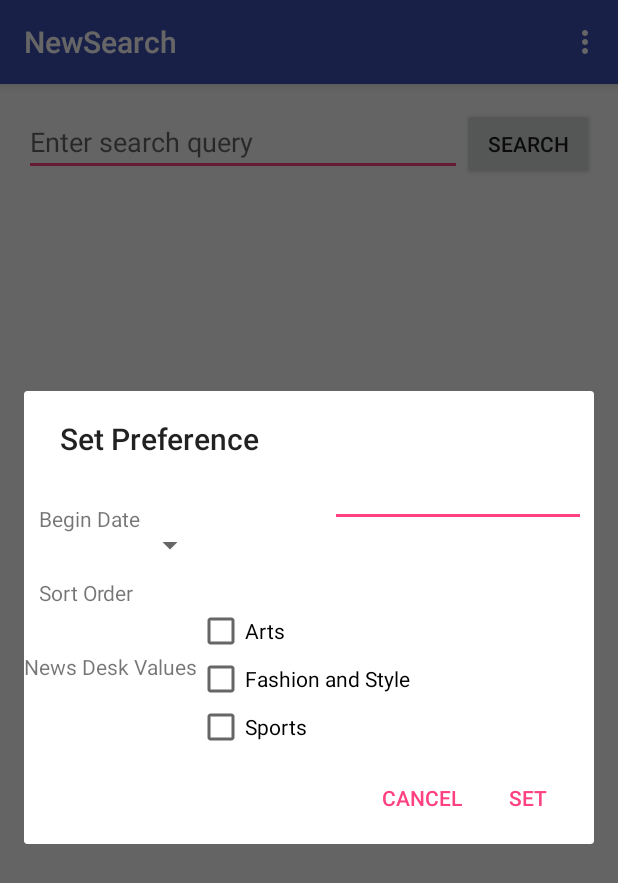
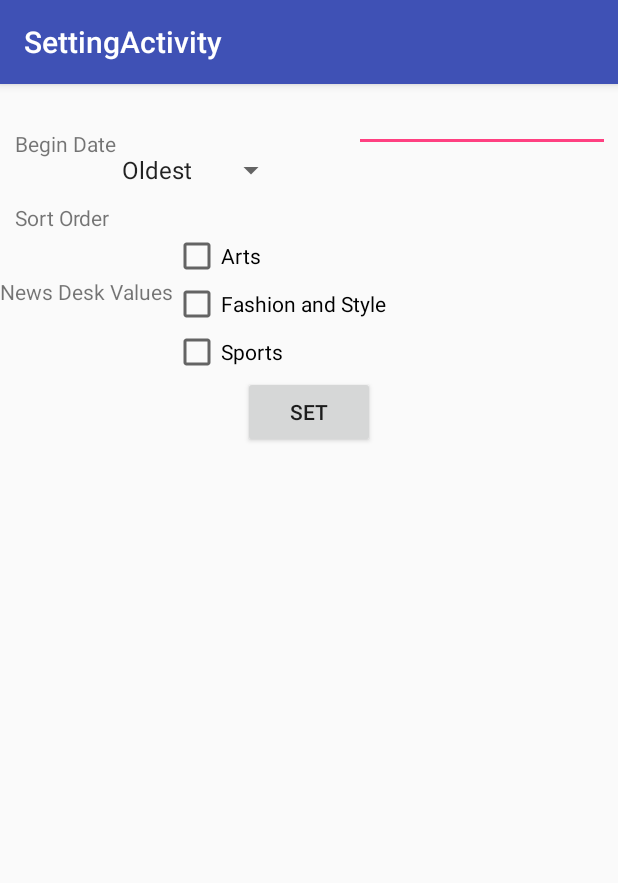
Before and after one commit to vimalathithanr/NewsSearch, an Android app: the screen it shows after launch (SearchActivity before the commit, SettingActivity after it), in the options menu, after a tap on "Settings", on a phone screen of 412 x 824 dp. Shown: the top 883 px of the screen. Run offline under Robolectric (Android 15) with nearby library versions, the phone set to English and light mode, and no system bars; our stand-ins replace ButterKnife, Picasso; libraries missing offline, so code that uses them is left out: com.loopj.android, cz.msebera.android; pictures from the network do not load; 9 statements that could not run were skipped.

Commit message:
Added setting preference

```diff
--- a/app/src/main/AndroidManifest.xml
+++ b/app/src/main/AndroidManifest.xml
@@ -16,14 +16,18 @@
             android:theme="@style/AppTheme.NoActionBar">
             <intent-filter>
                 <action android:name="android.intent.action.MAIN" />
-
                 <category android:name="android.intent.category.LAUNCHER" />
             </intent-filter>
         </activity>
+
         <activity
             android:name=".activities.ArticleActivity"
             android:label="@string/title_activity_article"
             android:theme="@style/AppTheme.NoActionBar"></activity>
+
+        <activity
+            android:name=".activities.SettingActivity"
+            android:label="@string/title_activity_setting"></activity>
     </application>
 
 </manifest>
--- a/app/src/main/java/com/example/vraja03/newsearch/activities/SearchActivity.java
+++ b/app/src/main/java/com/example/vraja03/newsearch/activities/SearchActivity.java
@@ -1,6 +1,7 @@
 package com.example.vraja03.newsearch.activities;
 
 import android.app.AlertDialog;
+import android.app.DatePickerDialog;
 import android.content.Context;
 import android.content.DialogInterface;
 import android.content.Intent;
@@ -8,12 +9,14 @@ import android.os.Bundle;
 import android.support.v4.app.FragmentManager;
 import android.support.v7.app.AppCompatActivity;
 import android.support.v7.widget.Toolbar;
+import android.util.Log;
 import android.view.LayoutInflater;
 import android.view.View;
 import android.view.Menu;
 import android.view.MenuItem;
 import android.widget.AdapterView;
 import android.widget.Button;
+import android.widget.DatePicker;
 import android.widget.EditText;
 import android.widget.GridView;
 import android.widget.RadioButton;
@@ -21,6 +24,7 @@ import android.widget.RadioButton;
 import com.example.vraja03.newsearch.Article;
 import com.example.vraja03.newsearch.ArticleArrayAdapter;
 import com.example.vraja03.newsearch.R;
+import com.example.vraja03.newsearch.model.Preference;
 import com.loopj.android.http.AsyncHttpClient;
 import com.loopj.android.http.JsonHttpResponseHandler;
 import com.loopj.android.http.RequestParams;
@@ -29,7 +33,12 @@ import org.json.JSONArray;
 import org.json.JSONException;
 import org.json.JSONObject;
 
+import java.text.SimpleDateFormat;
 import java.util.ArrayList;
+import java.util.Arrays;
+import java.util.Calendar;
+import java.util.List;
+import java.util.Locale;
 
 import butterknife.Bind;
 import cz.msebera.android.httpclient.Header;
@@ -42,6 +51,10 @@ public class SearchActivity extends AppCompatActivity {
     ArrayList<Article> articles;
     ArticleArrayAdapter adapter;
     private View formElementsView;
+    private EditText etDatepicker;
+    Calendar myCalendar;
+    DatePickerDialog.OnDateSetListener date;
+
 
     @Override
     protected void onCreate(Bundle savedInstanceState) {
@@ -52,7 +65,7 @@ public class SearchActivity extends AppCompatActivity {
         setupViews();
     }
 
-    public void setupViews(){
+    public void setupViews() {
         etQuery = (EditText) findViewById(R.id.etQuery);
         gvResults = (GridView) findViewById(R.id.gvResults);
         btnSearch = (Button) findViewById(R.id.btnSearch);
@@ -60,7 +73,7 @@ public class SearchActivity extends AppCompatActivity {
         adapter = new ArticleArrayAdapter(this, articles);
         gvResults.setAdapter(adapter);
 
-        gvResults.setOnItemClickListener(new AdapterView.OnItemClickListener(){
+        gvResults.setOnItemClickListener(new AdapterView.OnItemClickListener() {
             @Override
             public void onItemClick(AdapterView<?> parent, View view, int position, long id) {
                 Intent in = new Intent(getApplicationContext(), ArticleActivity.class);
@@ -87,10 +100,42 @@ public class SearchActivity extends AppCompatActivity {
 
         //noinspection SimplifiableIfStatement
         if (id == R.id.action_settings) {
-            LayoutInflater inflater = (LayoutInflater) getSystemService(Context.LAYOUT_INFLATER_SERVICE);
-            formElementsView = inflater.inflate(R.layout.dialog_fragment,
+
+            /*LayoutInflater inflater = (LayoutInflater) getSystemService(Context.LAYOUT_INFLATER_SERVICE);
+            formElementsView = inflater.inflate(R.layout.setting_activity,
                     null, false);
 
+            etDatepicker = (EditText) findViewById(R.id.etDatepicker);
+            myCalendar = Calendar.getInstance();
+
+            date = new DatePickerDialog.OnDateSetListener() {
+
+                @Override
+                public void onDateSet(DatePicker view, int year, int monthOfYear,
+                                      int dayOfMonth) {
+                    // TODO Auto-generated method stub
+                    myCalendar.set(Calendar.YEAR, year);
+                    myCalendar.set(Calendar.MONTH, monthOfYear);
+                    myCalendar.set(Calendar.DAY_OF_MONTH, dayOfMonth);
+                    String myFormat = "MM/dd/yy"; //In which you need put here
+                    SimpleDateFormat sdf = new SimpleDateFormat(myFormat, Locale.US);
+                    etDatepicker.setText(sdf.format(myCalendar.getTime()));
+                }
+
+            };
+
+            etDatepicker = (EditText) findViewById(R.id.etDatepicker);
+
+            etDatepicker.setOnClickListener(new View.OnClickListener() {
+                @Override
+                public void onClick(View v) {
+                    new DatePickerDialog(SearchActivity.this, date, myCalendar
+                            .get(Calendar.YEAR), myCalendar.get(Calendar.MONTH),
+                            myCalendar.get(Calendar.DAY_OF_MONTH)).show();
+                }
+            });
+
+            //AlertDialog.Builder alertDialogBuilder = new AlertDialog.Builder(SearchActivity.this);
 
             new AlertDialog.Builder(SearchActivity.this).setView(formElementsView)
                     .setTitle("Set Preference")
@@ -100,19 +145,47 @@ public class SearchActivity extends AppCompatActivity {
                         }
 
                     }).setNegativeButton("Cancel", null).show();
+        }*/
+
+            //return super.onOptionsItemSelected(item);
+            Intent in = new Intent(this, SettingActivity.class);
+            startActivity(in);
+            return super.onOptionsItemSelected(item);
         }
-
-        return super.onOptionsItemSelected(item);
+        return true;
     }
 
     public void onArticleSearch(View view) {
         String query = etQuery.getText().toString();
         AsyncHttpClient client = new AsyncHttpClient();
+
+        Intent intent = getIntent();
+
         String url = "http://api.nytimes.com/svc/search/v2/articlesearch.json";
         RequestParams params = new RequestParams();
         params.put("api-key", "5c80b636d25bb07696584d982687673a:5:74377365");
         params.put("page", 0);
         params.put("q", query);
+        params.put("begin_date", intent.getStringExtra("date"));
+        params.put("sort", intent.getStringExtra("order"));
+
+        String[] desk = intent.getStringArrayExtra("desk");
+
+        List<String> list = new ArrayList<String>();
+        for(String s : desk) {
+            if(s != null && s.length() > 0) {
+                list.add(s);
+            }
+        }
+        desk = list.toArray(new String[list.size()]);
+
+        if (desk.length > 0) {
+            String deskFormat = Arrays.toString(desk);
+            String deskFormatPre = deskFormat.replace("[", "(\"");
+            String deskFormatpost = deskFormatPre.replace("]", "\")");
+            String deskFormatfinal = deskFormatpost.replace(",", "\",\"");
+            params.put("fq", deskFormatfinal);
+        }
 
         client.get(url, params, new JsonHttpResponseHandler() {
             @Override
@@ -122,7 +195,7 @@ public class SearchActivity extends AppCompatActivity {
                     articleJsonResults = response.getJSONObject("response").getJSONArray("docs");
                     articles.addAll(Article.fromJsonArray(articleJsonResults));
                     adapter.notifyDataSetChanged();
-                } catch (JSONException e){
+                } catch (JSONException e) {
                     e.printStackTrace();
                 }
             }
--- /dev/null
+++ b/app/src/main/java/com/example/vraja03/newsearch/activities/SettingActivity.java
@@ -0,0 +1,118 @@
+package com.example.vraja03.newsearch.activities;
+
+import android.app.DatePickerDialog;
+import android.content.Intent;
+import android.os.Bundle;
+import android.support.v7.app.AppCompatActivity;
+import android.view.View;
+import android.widget.ArrayAdapter;
+import android.widget.Button;
+import android.widget.CheckBox;
+import android.widget.DatePicker;
+import android.widget.EditText;
+import android.widget.Spinner;
+import android.view.View.OnClickListener;
+
+import com.example.vraja03.newsearch.R;
+import com.example.vraja03.newsearch.model.Preference;
+
+import java.text.SimpleDateFormat;
+import java.util.Calendar;
+import java.util.Locale;
+
+/**
+ * Created by VRAJA03 on 2/12/2016.
+ */
+public class SettingActivity extends AppCompatActivity {
+
+    EditText etDatepicker;
+    Calendar myCalendar;
+    DatePickerDialog.OnDateSetListener date;
+    private String[] arraySpinner;
+    Spinner spinner;
+    private String myFormat = "MM/dd/yy";
+    Preference preference;
+    String[] newsDesk = new String[3];
+    CheckBox chkArts;
+    CheckBox chkFashion;
+    CheckBox chkSports;
+    Button btnSet;
+
+    @Override
+    protected void onCreate(Bundle savedInstanceState) {
+        super.onCreate(savedInstanceState);
+        setContentView(R.layout.setting_activity);
+        setPreference();
+        addSpinner();
+        chkArts = (CheckBox) findViewById(R.id.chkArts);
+        chkFashion = (CheckBox) findViewById(R.id.chkFashion);
+        chkSports = (CheckBox) findViewById(R.id.chkSports);
+        etDatepicker = (EditText) findViewById(R.id.etDatepicker);
+        spinner = (Spinner) findViewById(R.id.spinner);
+
+        btnSet = (Button) findViewById(R.id.btnSet);
+    }
+
+    public void setPreference() {
+        etDatepicker = (EditText) findViewById(R.id.etDatepicker);
+        myCalendar = Calendar.getInstance();
+
+        date = new DatePickerDialog.OnDateSetListener() {
+
+            @Override
+            public void onDateSet(DatePicker view, int year, int monthOfYear,
+                                  int dayOfMonth) {
+                myCalendar.set(Calendar.YEAR, year);
+                myCalendar.set(Calendar.MONTH, monthOfYear);
+                myCalendar.set(Calendar.DAY_OF_MONTH, dayOfMonth);
+                SimpleDateFormat sdf = new SimpleDateFormat("yyyyMMdd");
+
+                etDatepicker.setText(sdf.format(myCalendar.getTime()));
+            }
+
+        };
+
+        etDatepicker = (EditText) findViewById(R.id.etDatepicker);
+
+        etDatepicker.setOnClickListener(new View.OnClickListener() {
+            @Override
+            public void onClick(View v) {
+                new DatePickerDialog(SettingActivity.this, date, myCalendar
+                        .get(Calendar.YEAR), myCalendar.get(Calendar.MONTH),
+                        myCalendar.get(Calendar.DAY_OF_MONTH)).show();
+            }
+        });
+    }
+
+    public void addSpinner() {
+        this.arraySpinner = new String[]{
+                "Oldest", "Newest"
+        };
+        spinner = (Spinner) findViewById(R.id.spinner);
+        ArrayAdapter<String> adapter = new ArrayAdapter<String>(this,
+                android.R.layout.simple_spinner_item, arraySpinner);
+        spinner.setAdapter(adapter);
+    }
+
+
+    public void onPreferenceset(View view) {
+
+        int i=0;
+
+        if(chkArts.isChecked()){
+            newsDesk[i++] = "Arts";
+        }
+        if(chkFashion.isChecked())
+            newsDesk[i++] = "Fashion and Style";
+
+        if(chkSports.isChecked())
+            newsDesk[i++] = "Sports";
+
+
+        Intent in = new Intent(this, SearchActivity.class);
+        in.putExtra("date", etDatepicker.getText().toString());
+        in.putExtra("order", spinner.getSelectedItem().toString());
+        in.putExtra("desk", newsDesk);
+        startActivity(in);
+    }
+}
--- a/app/src/main/res/layout/dialog_fragment.xml
+++ b/app/src/main/res/layout/setting_activity.xml
@@ -77,4 +77,13 @@
         android:layout_toRightOf="@id/tvNewdeskValues"
         android:text="@string/sports" />
 
+    <Button
+        android:layout_width="wrap_content"
+        android:layout_height="wrap_content"
+        android:text="Set"
+        android:id="@+id/btnSet"
+        android:onClick="onPreferenceset"
+        android:layout_below="@+id/chkSports"
+        android:layout_centerHorizontal="true" />
+
 </RelativeLayout>
--- a/app/src/main/res/values/strings.xml
+++ b/app/src/main/res/values/strings.xml
@@ -4,6 +4,7 @@
     <string name="hint">Enter search query</string>
     <string name="search">Search</string>
     <string name="title_activity_article">ArticleActivity</string>
+    <string name="title_activity_setting">SettingActivity</string>
     <string name="arts">Arts</string>
     <string name="fashion">Fashion and Style</string>
     <string name="sports">Sports</string>
```
Also changed, not shown: app/src/main/java/com/example/vraja03/newsearch/EditDateDialog.java (added, +47 -0 lines), app/src/main/java/com/example/vraja03/newsearch/activities/DialogActivity.java (added, +55 -0 lines), app/src/main/java/com/example/vraja03/newsearch/model/Preference.java (added, +35 -0 lines).
